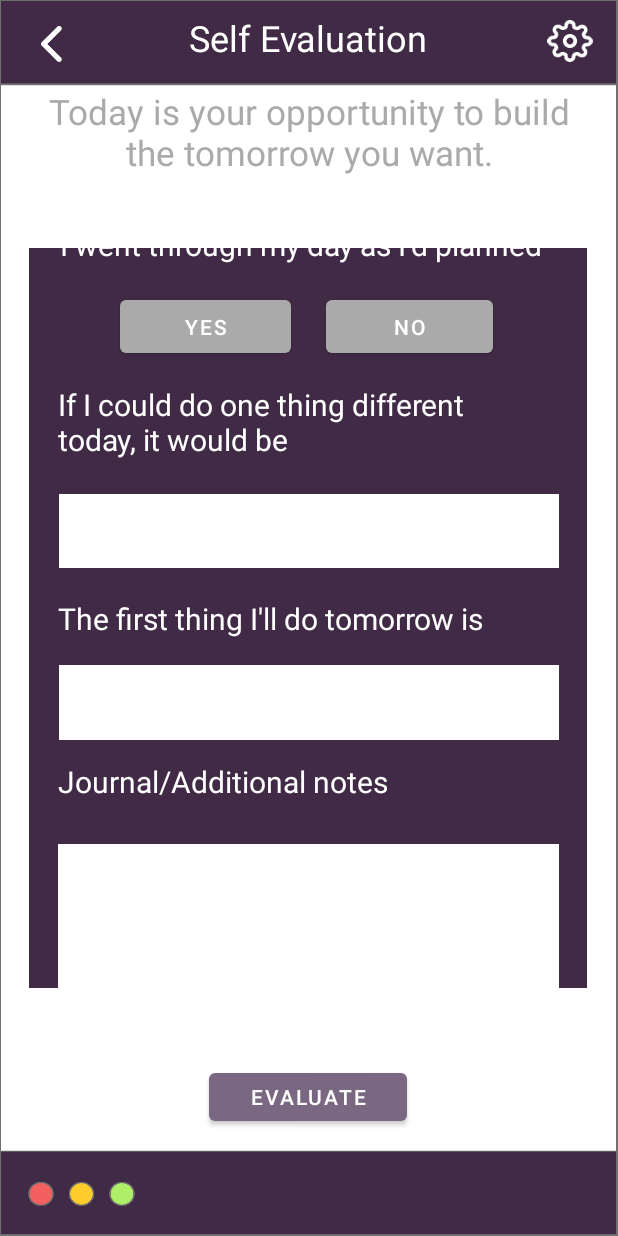
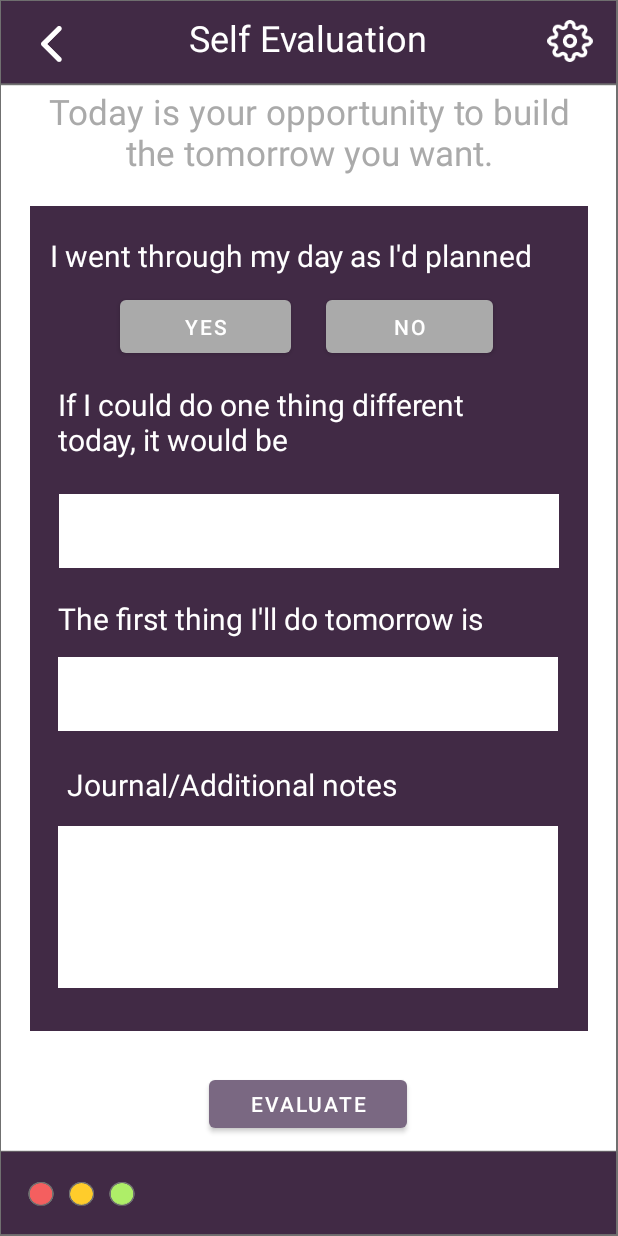
Before and after one commit to Shubhankita/Habit-Tracker, an Android app: the SelfEvaluation screen opened directly, with no data from a screen before it, on a phone screen of 412 x 824 dp. Run offline under Robolectric (Android 15) with nearby library versions, the phone set to English and light mode, and no system bars; Roboto replaces fonts that are not available here.

Commit message:
Updated eval

```diff
--- a/app/src/main/res/layout/activity_self_evaluation.xml
+++ b/app/src/main/res/layout/activity_self_evaluation.xml
@@ -49,13 +49,12 @@
     <TextView
         android:id="@+id/textView3"
         android:layout_width="372dp"
-        android:layout_height="493dp"
+        android:layout_height="550dp"
         android:background="@color/purple"
         android:text=""
         app:backgroundTint="#412A45"
         app:layout_constraintBottom_toBottomOf="parent"
         app:layout_constraintEnd_toEndOf="parent"
-        app:layout_constraintHorizontal_bias="0.487"
         app:layout_constraintStart_toStartOf="parent"
         app:layout_constraintTop_toTopOf="parent" />
 
@@ -68,10 +67,10 @@
         android:textSize="20sp"
         app:layout_constraintBottom_toBottomOf="parent"
         app:layout_constraintEnd_toEndOf="parent"
-        app:layout_constraintHorizontal_bias="0.735"
+        app:layout_constraintHorizontal_bias="0.616"
         app:layout_constraintStart_toStartOf="parent"
         app:layout_constraintTop_toTopOf="parent"
-        app:layout_constraintVertical_bias="0.192" />
+        app:layout_constraintVertical_bias="0.202" />
 
     <Button
         android:id="@+id/yes"
@@ -151,50 +150,51 @@
         android:textSize="20sp"
         app:layout_constraintBottom_toBottomOf="parent"
         app:layout_constraintEnd_toEndOf="parent"
-        app:layout_constraintHorizontal_bias="0.201"
+        app:layout_constraintHorizontal_bias="0.233"
         app:layout_constraintStart_toStartOf="parent"
         app:layout_constraintTop_toTopOf="parent"
-        app:layout_constraintVertical_bias="0.637" />
-
-    <com.google.android.material.textfield.TextInputLayout
-        android:layout_width="333dp"
-        android:layout_height="50dp"
-        android:background="#FFFFFF"
-        android:hint=""
-        tools:layout_editor_absoluteX="41dp"
-        tools:layout_editor_absoluteY="289dp"
-        app:layout_constraintBottom_toBottomOf="parent"
-        app:layout_constraintEnd_toEndOf="parent"
-        app:layout_constraintStart_toStartOf="parent"
-        app:layout_constraintTop_toTopOf="parent"
-        app:layout_constraintVertical_bias="0.573" >
-
-    </com.google.android.material.textfield.TextInputLayout>
+        app:layout_constraintVertical_bias="0.639" />
 
     <com.google.android.material.textfield.TextInputEditText
+        android:id="@+id/tfirst"
         android:layout_width="333dp"
         android:layout_height="49dp"
         android:background="#FFFFFF"
+        android:enabled="true"
+        android:hint=""
+        app:layout_constraintBottom_toBottomOf="parent"
+        app:layout_constraintEnd_toEndOf="parent"
+        app:layout_constraintHorizontal_bias="0.489"
+        app:layout_constraintStart_toStartOf="parent"
+        app:layout_constraintTop_toTopOf="parent"
+        app:layout_constraintVertical_bias="0.565" />
+
+    <com.google.android.material.textfield.TextInputEditText
+        android:id="@+id/tfirst2"
+        android:layout_width="333dp"
+        android:layout_height="108dp"
+        android:background="#FFFFFF"
+        android:enabled="true"
+        android:hint=""
+        app:layout_constraintBottom_toBottomOf="parent"
+        app:layout_constraintEnd_toEndOf="parent"
+        app:layout_constraintHorizontal_bias="0.489"
+        app:layout_constraintStart_toStartOf="parent"
+        app:layout_constraintTop_toTopOf="parent"
+        app:layout_constraintVertical_bias="0.769" />
+
+    <com.google.android.material.textfield.TextInputEditText
+        android:id="@+id/tdiffernt2"
+        android:layout_width="333dp"
+        android:layout_height="49dp"
+        android:background="#FFFFFF"
+        android:enabled="true"
         android:hint=""
         app:layout_constraintBottom_toBottomOf="parent"
         app:layout_constraintEnd_toEndOf="parent"
         app:layout_constraintStart_toStartOf="parent"
         app:layout_constraintTop_toTopOf="parent"
         app:layout_constraintVertical_bias="0.425" />
-
-    <com.google.android.material.textfield.TextInputLayout
-        android:layout_width="334dp"
-        android:layout_height="108dp"
-        android:background="#FFFFFF"
-        android:hint=""
-        app:layout_constraintBottom_toBottomOf="parent"
-        app:layout_constraintEnd_toEndOf="parent"
-        app:layout_constraintHorizontal_bias="0.493"
-        app:layout_constraintStart_toStartOf="parent"
-        app:layout_constraintTop_toTopOf="parent"
-        app:layout_constraintVertical_bias="0.786">
-
-    </com.google.android.material.textfield.TextInputLayout>
 
     <Button
         android:id="@+id/evaluate"
@@ -208,6 +208,6 @@
         app:layout_constraintHorizontal_bias="0.498"
         app:layout_constraintStart_toStartOf="parent"
         app:layout_constraintTop_toTopOf="parent"
-        app:layout_constraintVertical_bias="0.909" />
+        app:layout_constraintVertical_bias="0.915" />
 
 </androidx.constraintlayout.widget.ConstraintLayout>
--- a/app/src/main/res/layout/activity_settings.xml
+++ b/app/src/main/res/layout/activity_settings.xml
@@ -105,11 +105,12 @@
         android:id="@+id/textView9"
         android:layout_width="307dp"
         android:layout_height="62dp"
+        android:foregroundGravity="center"
+        android:gravity="start"
         android:text="The secret to building habits - push notifications to keep you on track"
         android:textSize="17sp"
         app:layout_constraintBottom_toBottomOf="parent"
         app:layout_constraintEnd_toEndOf="parent"
-        app:layout_constraintHorizontal_bias="0.653"
         app:layout_constraintStart_toStartOf="parent"
         app:layout_constraintTop_toTopOf="parent"
         app:layout_constraintVertical_bias="0.24" />
```
